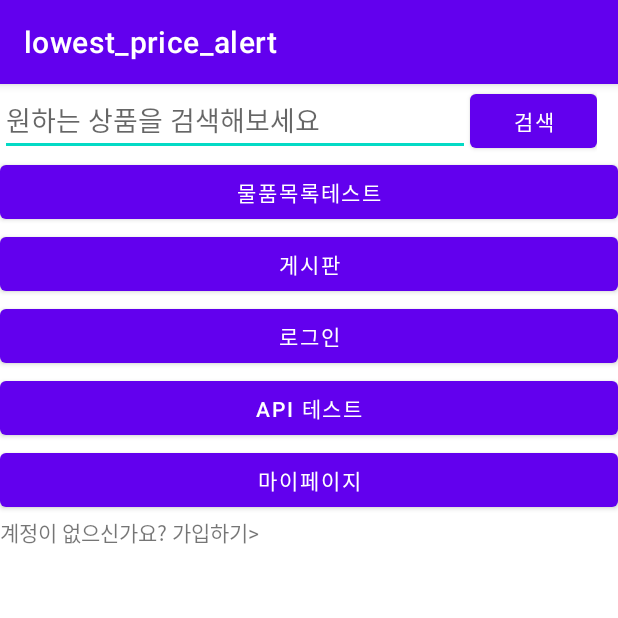
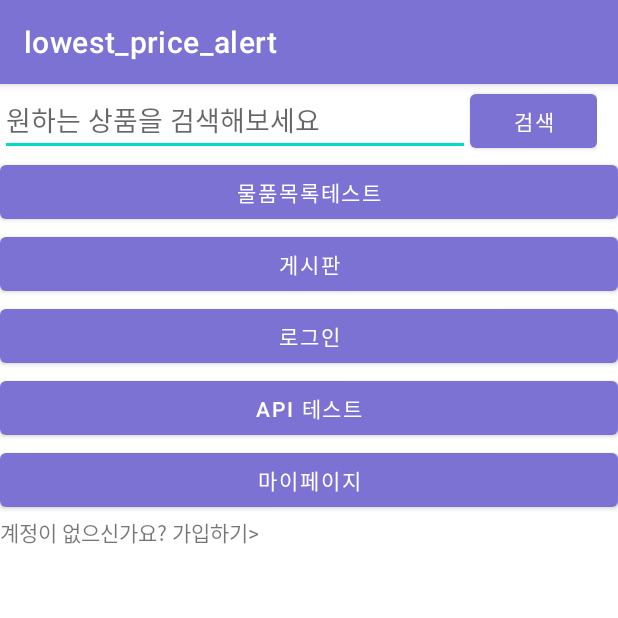
Before and after one commit to DooooH/BRRING, an Android app: the screen it shows after launch (MainActivity), on a phone screen of 412 x 824 dp, the top half of it. Run offline under Robolectric (Android 15) with nearby library versions, the phone set to English and light mode, and no system bars; our stand-ins replace Firebase (no records; nobody signed in at launch, a user with empty details on screens opened directly).

Commit message:
Update themes.xml

```diff
--- a/app/src/main/res/values/themes.xml
+++ b/app/src/main/res/values/themes.xml
@@ -2,8 +2,8 @@
     <!-- Base application theme. -->
     <style name="Theme.Lowest_price_alert" parent="Theme.MaterialComponents.DayNight.DarkActionBar">
         <!-- Primary brand color. -->
-        <item name="colorPrimary">@color/purple_500</item>
-        <item name="colorPrimaryVariant">@color/purple_700</item>
+        <item name="colorPrimary">#7C72D3</item>
+        <item name="colorPrimaryVariant">#7C72D3</item>
         <item name="colorOnPrimary">@color/white</item>
         <!-- Secondary brand color. -->
         <item name="colorSecondary">@color/teal_200</item>
```
